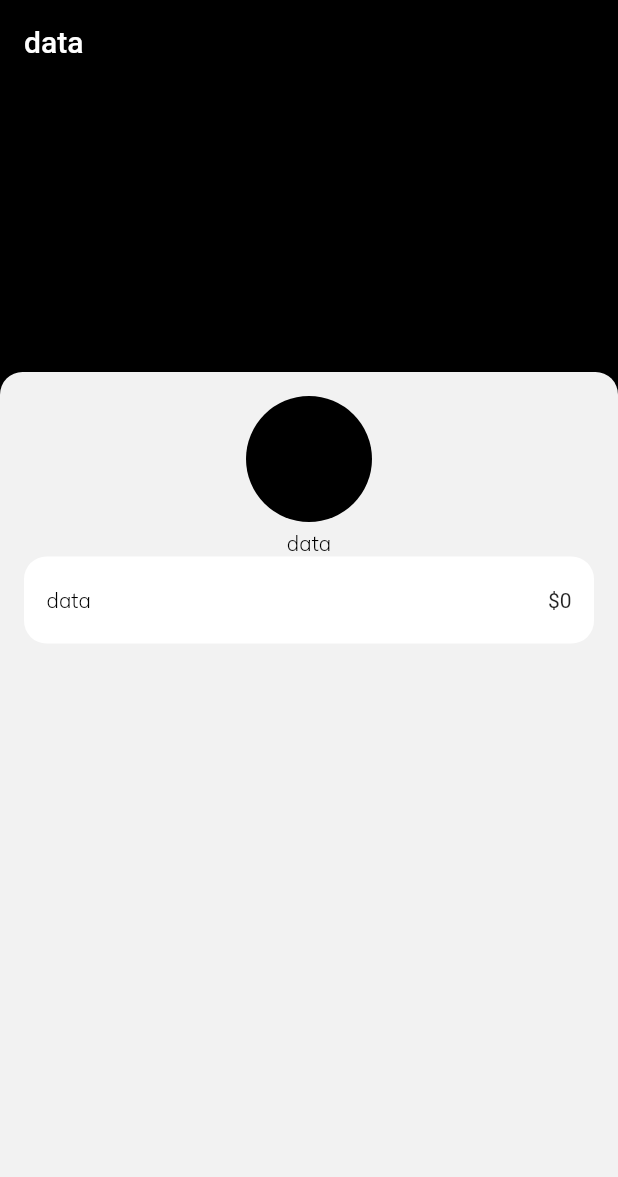
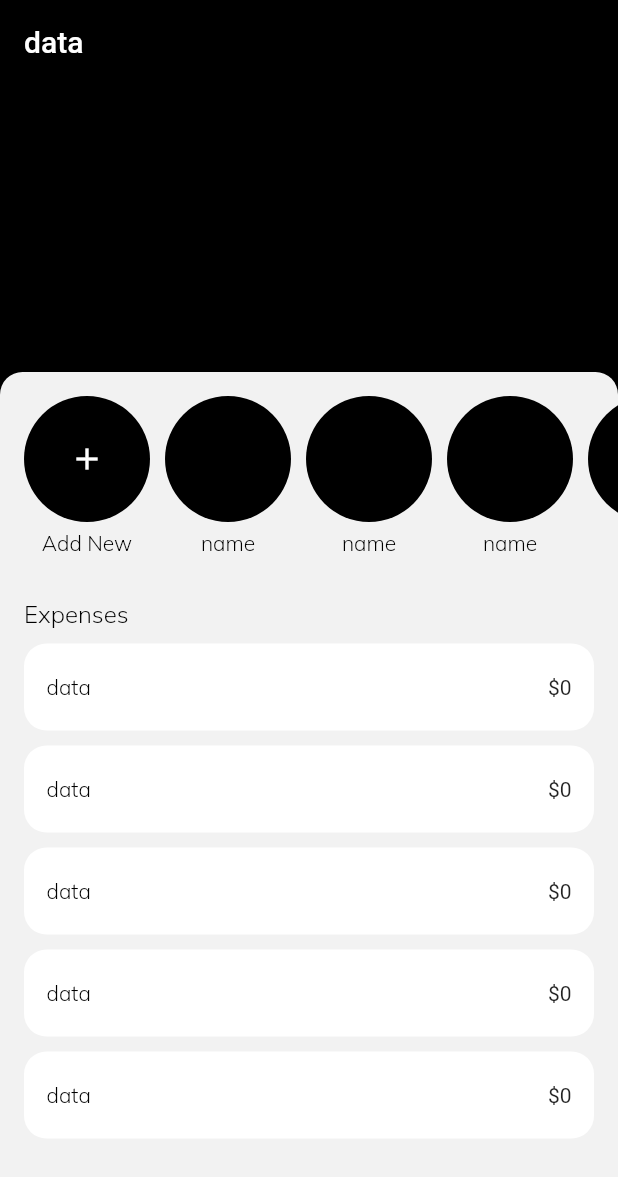
Before and after one commit to aliazimoshan/dongi, a Flutter app: the screen it shows after launch, on a phone screen of 412 x 824 dp. Shown: the top 1177 px of the screen. Run offline on Flutter 3.47's test engine with Material 2 defaults, Android fonts, the phone set to English and light mode, and no system bars; our stand-ins replace flutter_svg, hooks_riverpod.

Commit message:
3, adding friends section to box page / fix title to friend widget

```diff
--- a/lib/app/box/box_review/box_review_page.dart
+++ b/lib/app/box/box_review/box_review_page.dart
@@ -1,3 +1,4 @@
+import 'package:dongi/constants/font_config.dart';
 import 'package:dongi/widgets/friends/friends_widget.dart';
 import 'package:dongi/widgets/list_tile/custom_list_tile.dart';
 import 'package:flutter/material.dart';
@@ -25,7 +26,7 @@ class BoxReviewPage extends ConsumerWidget with BoxReviewWidget {
           Expanded(
             flex: 3,
             child: Container(
-              padding: const EdgeInsets.fromLTRB(16, 16, 16, 0),
+              padding: const EdgeInsets.only(top: 16),
               decoration: BoxDecoration(
                 color: ColorConfig.background,
                 borderRadius: const BorderRadius.only(
@@ -37,13 +38,8 @@ class BoxReviewPage extends ConsumerWidget with BoxReviewWidget {
                 children: [
                   Column(
                     children: [
-                      FriendsWidget(
-                        onTap: () {},
-                      ),
-                      CustomListTile(
-                        title: 'data',
-                        price: '0',
-                      ),
+                      friendsList(),
+                      expensesList(),
                     ],
                   ),
                 ],
--- a/lib/app/box/box_review/box_review_widget.dart
+++ b/lib/app/box/box_review/box_review_widget.dart
@@ -1 +1,73 @@
-class BoxReviewWidget {}
+import 'package:flutter/material.dart';
+
+import '../../../constants/color_config.dart';
+import '../../../constants/font_config.dart';
+import '../../../widgets/friends/friends_widget.dart';
+import '../../../widgets/list_tile/custom_list_tile.dart';
+
+class BoxReviewWidget {
+  /// * ----- friends list
+  friendsList() => SizedBox(
+        height: 110,
+        child: ListView(
+          scrollDirection: Axis.horizontal,
+          children: [
+            const SizedBox(width: 16),
+            FriendsWidget(
+              onTap: () {},
+              title: 'Add New',
+              child: Icon(
+                Icons.add,
+                color: ColorConfig.pureWhite,
+              ),
+            ),
+            const SizedBox(width: 10),
+            ListView.builder(
+              shrinkWrap: true,
+              physics: const NeverScrollableScrollPhysics(),
+              scrollDirection: Axis.horizontal,
+              itemCount: 5,
+              itemBuilder: (ctx, i) => Row(
+                children: [
+                  FriendsWidget(
+                    onTap: () {},
+                    title: 'name',
+                  ),
+                  const SizedBox(width: 10),
+                ],
+              ),
+            ),
+            const SizedBox(width: 6),
+          ],
+        ),
+      );
+
+  /// * ----- expenses list
+  expensesList() => Padding(
+        padding: const EdgeInsets.fromLTRB(16, 25, 16, 25),
+        child: Column(
+          crossAxisAlignment: CrossAxisAlignment.start,
+          children: [
+            Text(
+              'Expenses',
+              style: FontConfig.body1(),
+            ),
+            const SizedBox(height: 10),
+            ListView.builder(
+              shrinkWrap: true,
+              physics: const NeverScrollableScrollPhysics(),
+              itemCount: 5,
+              itemBuilder: (ctx, i) => Column(
+                children: [
+                  CustomListTile(
+                    title: 'data',
+                    price: '0',
+                  ),
+                  const SizedBox(height: 10),
+                ],
+              ),
+            ),
+          ],
+        ),
+      );
+}
--- a/lib/widgets/friends/friends_widget.dart
+++ b/lib/widgets/friends/friends_widget.dart
@@ -4,9 +4,15 @@ import '../../constants/font_config.dart';
 import 'circle.dart';
 
 class FriendsWidget extends Column {
+  final Function onTap;
   final Widget? child;
-  final Function onTap;
-  FriendsWidget({this.child, required this.onTap, super.key});
+  final String title;
+  FriendsWidget({
+    required this.onTap,
+    this.child,
+    required this.title,
+    super.key,
+  });
 
   @override
   List<Widget> get children => [
@@ -22,7 +28,7 @@ class FriendsWidget extends Column {
         ),
         const SizedBox(height: 5),
         Text(
-          'data',
+          title,
           style: FontConfig.body2(),
         ),
       ];
```
